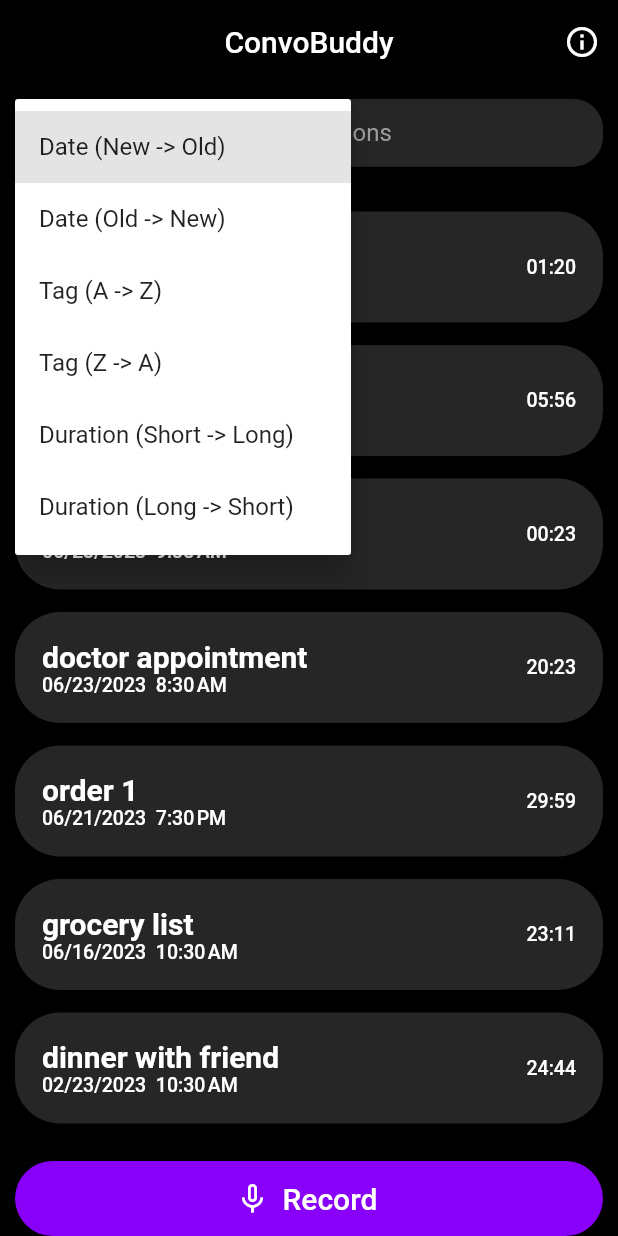
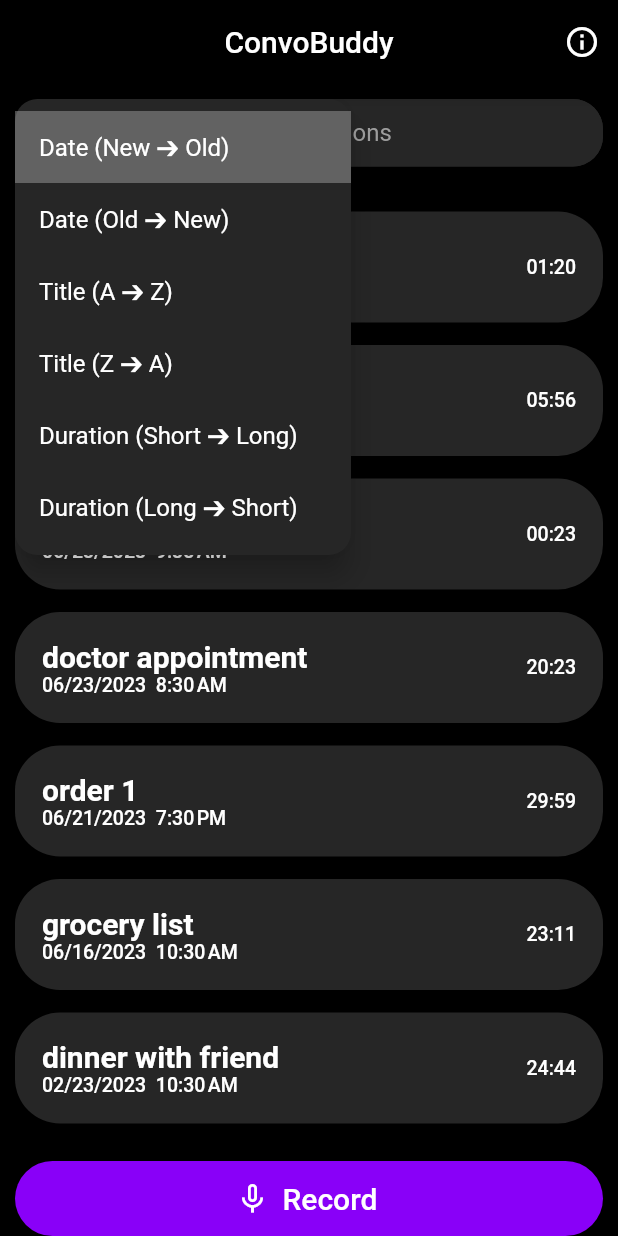
Before and after one commit to umgc/summer2023, a Flutter app: the screen it shows after launch, after a tap on the "sort" icon, on a phone screen of 412 x 824 dp. Run offline on Flutter 3.47's test engine with Material 2 defaults, Android fonts, the phone set to English and light mode, and no system bars; our stand-ins replace stop_watch_timer; missing offline and left inert: audio_waveforms.

Commit message:
Changed tag to title. Added arrow isntead of ->

```diff
--- a/talker-mobile-app/lib/screens/conversationsListScreen.dart
+++ b/talker-mobile-app/lib/screens/conversationsListScreen.dart
@@ -60,6 +60,13 @@ class _ConversationsListScreenState extends State<ConversationsListScreen> {
       );
     }
 
+    void clearSearchText() {
+      controller.clear();
+      setState(() {
+        searchText = "";
+      });
+    }
+
     return Scaffold(
       backgroundColor: Colors.white,
       appBar: AppBar(
@@ -90,6 +97,9 @@ class _ConversationsListScreenState extends State<ConversationsListScreen> {
               child: Row(
                 children: [
                   PopupMenuButton(
+                    shape: const RoundedRectangleBorder(
+                        borderRadius: BorderRadius.all(Radius.circular(15.0))),
+                    color: const Color(0xFF262626),
                     initialValue: sortingType,
                     onSelected: (SortingType sortType) {
                       setState(() {
@@ -100,27 +110,45 @@ class _ConversationsListScreenState extends State<ConversationsListScreen> {
                         <PopupMenuEntry<SortingType>>[
                       const PopupMenuItem<SortingType>(
                         value: SortingType.dateNewToOld,
-                        child: Text('Date (New -> Old)'),
+                        child: Text(
+                          'Date (New ➔ Old)',
+                          style: TextStyle(color: Colors.white),
+                        ),
                       ),
                       const PopupMenuItem<SortingType>(
                         value: SortingType.dateOldToNew,
-                        child: Text('Date (Old -> New)'),
+                        child: Text(
+                          'Date (Old ➔ New)',
+                          style: TextStyle(color: Colors.white),
+                        ),
                       ),
                       const PopupMenuItem<SortingType>(
                         value: SortingType.titleAToZ,
-                        child: Text('Tag (A -> Z)'),
+                        child: Text(
+                          'Title (A ➔ Z)',
+                          style: TextStyle(color: Colors.white),
+                        ),
                       ),
                       const PopupMenuItem<SortingType>(
                         value: SortingType.titleZToA,
-                        child: Text('Tag (Z -> A)'),
+                        child: Text(
+                          'Title (Z ➔ A)',
+                          style: TextStyle(color: Colors.white),
+                        ),
                       ),
                       const PopupMenuItem<SortingType>(
                         value: SortingType.durationShortToLong,
-                        child: Text('Duration (Short -> Long)'),
+                        child: Text(
+                          'Duration (Short ➔ Long)',
+                          style: TextStyle(color: Colors.white),
+                        ),
                       ),
                       const PopupMenuItem<SortingType>(
                         value: SortingType.durationLongToShort,
-                        child: Text('Duration (Long -> Short)'),
+                        child: Text(
+                          'Duration (Long ➔ Short)',
+                          style: TextStyle(color: Colors.white),
+                        ),
                       ),
                     ],
                     icon: const Icon(
@@ -148,6 +176,13 @@ class _ConversationsListScreenState extends State<ConversationsListScreen> {
                               : Colors.transparent,
                           hintText: 'Search Conversations',
                           hintStyle: const TextStyle(color: Colors.grey),
+                          suffixIcon: IconButton(
+                            onPressed: () => clearSearchText(),
+                            icon: const Icon(Icons.clear),
+                            color: searchText.isNotEmpty
+                                ? Colors.white
+                                : Colors.transparent,
+                          ),
                           border: OutlineInputBorder(
                               borderRadius: BorderRadius.circular(20),
                               borderSide:
```
